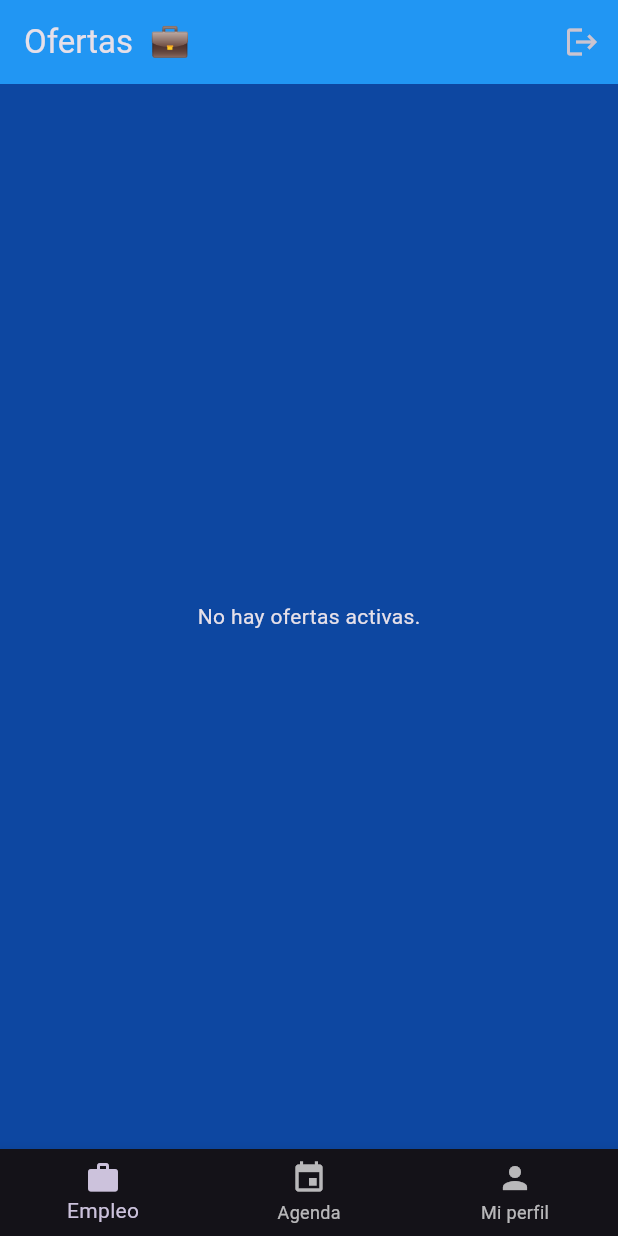
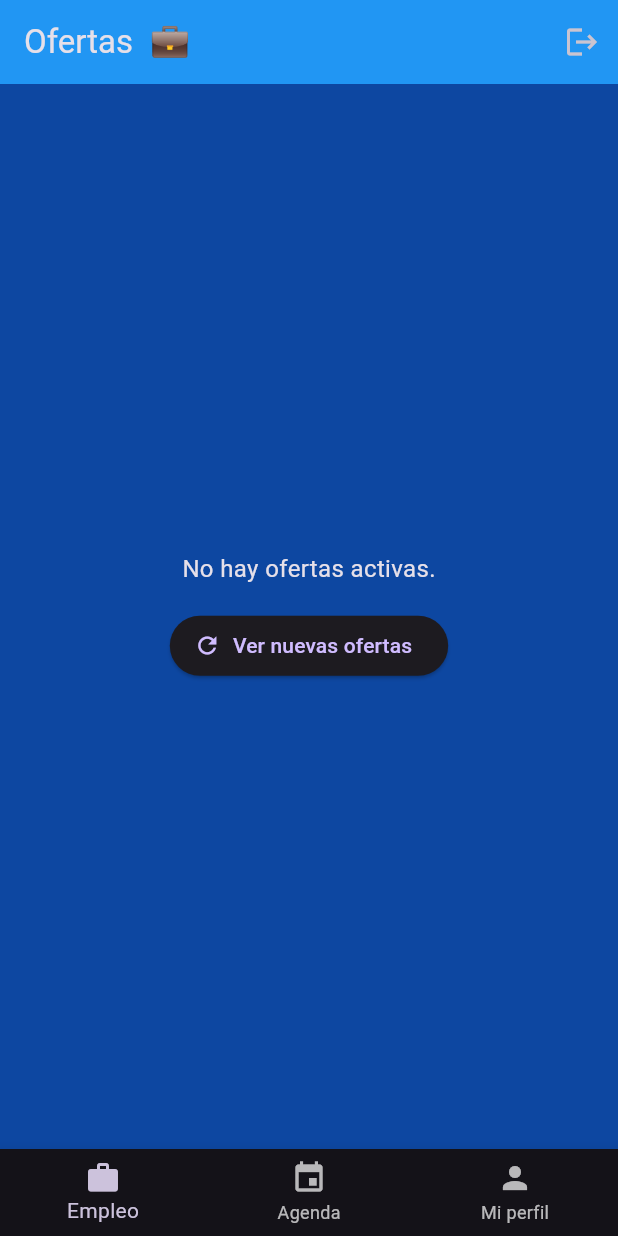
Before and after one commit to jordi-user/appbolsaempleo, a Flutter app: the PantallaPrincipal screen opened directly with empty values, on a phone screen of 412 x 824 dp. Run offline on Flutter 3.47's test engine with Material 3 defaults, Android fonts, the phone set to English and light mode, and no system bars; our stand-ins replace cloud_firestore, firebase_auth, firebase_core; accounts and stored records are empty.

Commit message:
actualizar ofertas de empleo

```diff
--- a/lib/main.dart
+++ b/lib/main.dart
@@ -282,16 +282,40 @@ class PantallaPrincipal extends StatefulWidget {
 
 class _PantallaPrincipalState extends State<PantallaPrincipal> {
   int _indiceActual = 0; // 0 = Ofertas, 1 = Agenda, 2 = Perfil
+  String _cicloActual = '';
 
   late StreamSubscription<QuerySnapshot> _eventosSub;
   late StreamSubscription<QuerySnapshot> _ofertasSub;
+  late StreamSubscription<DocumentSnapshot> _usuarioSub;
   bool _primerEvento = true;
   bool _primerOferta = true;
 
   @override
   void initState() {
     super.initState();
+    _cicloActual = widget.cicloAlumno;
     _suscribirNotificaciones();
+    _suscribirCambioGrado();
+  }
+
+  void _suscribirCambioGrado() {
+    final user = FirebaseAuth.instance.currentUser;
+    if (user != null) {
+      _usuarioSub = FirebaseFirestore.instance
+          .collection('usuarios')
+          .doc(user.uid)
+          .snapshots()
+          .listen((snapshot) {
+            if (snapshot.exists && snapshot.data() != null) {
+              final nuevoCiclo = snapshot.data()!['ciclo'] as String?;
+              if (nuevoCiclo != null && nuevoCiclo != _cicloActual) {
+                setState(() {
+                  _cicloActual = nuevoCiclo;
+                });
+              }
+            }
+          });
+    }
   }
 
   void _suscribirNotificaciones() {
@@ -339,22 +363,23 @@ class _PantallaPrincipalState extends State<PantallaPrincipal> {
   void dispose() {
     _eventosSub.cancel();
     _ofertasSub.cancel();
+    _usuarioSub.cancel();
     super.dispose();
   }
 
   @override
   Widget build(BuildContext context) {
     final List<Widget> pantallas = [
-      ListaOfertasTab(cicloAlumno: widget.cicloAlumno),
+      ListaOfertasTab(cicloAlumno: _cicloActual),
       const ListaEventosTab(),
-      PerfilTab(cicloAlumno: widget.cicloAlumno),
+      PerfilTab(cicloAlumno: _cicloActual),
     ];
 
     return Scaffold(
       appBar: AppBar(
         title: Text(
           _indiceActual == 0
-              ? 'Ofertas ${widget.cicloAlumno} 💼'
+              ? 'Ofertas $_cicloActual 💼'
               : _indiceActual == 1
               ? 'Agenda Eventos 📅'
               : 'Mi perfil',
@@ -533,25 +558,65 @@ class _PerfilTabState extends State<PerfilTab> {
 // ==========================================
 // 4. PESTAÑA OFERTAS (Antigua ListaOfertasScreen)
 // ==========================================
-class ListaOfertasTab extends StatelessWidget {
+class ListaOfertasTab extends StatefulWidget {
   final String cicloAlumno;
   const ListaOfertasTab({super.key, required this.cicloAlumno});
 
   @override
+  State<ListaOfertasTab> createState() => _ListaOfertasTabState();
+}
+
+class _ListaOfertasTabState extends State<ListaOfertasTab> {
+  late Stream<QuerySnapshot> _ofertasStream;
+
+  @override
+  void initState() {
+    super.initState();
+    _actualizarStream();
+  }
+
+  void _actualizarStream() {
+    _ofertasStream = FirebaseFirestore.instance
+        .collection('ofertas')
+        .where('target_ciclos', arrayContains: widget.cicloAlumno)
+        .where('activa', isEqualTo: true)
+        .snapshots();
+  }
+
+  @override
   Widget build(BuildContext context) {
     return StreamBuilder(
-      stream: FirebaseFirestore.instance
-          .collection('ofertas')
-          .where('target_ciclos', arrayContains: cicloAlumno)
-          .where('activa', isEqualTo: true)
-          .snapshots(),
+      stream: _ofertasStream,
       builder: (context, AsyncSnapshot<QuerySnapshot> snapshot) {
         if (!snapshot.hasData)
           return const Center(child: CircularProgressIndicator());
         if (snapshot.data!.docs.isEmpty)
-          return const Center(child: Text("No hay ofertas activas."));
+          return Center(
+            child: Column(
+              mainAxisAlignment: MainAxisAlignment.center,
+              children: [
+                const Text("No hay ofertas activas.", style: TextStyle(fontSize: 16)),
+                const SizedBox(height: 16),
+                ElevatedButton.icon(
+                  icon: const Icon(Icons.refresh),
+                  label: const Text("Ver nuevas ofertas"),
+                  onPressed: () {
+                    setState(() {
+                      _actualizarStream();
+                    });
+                  },
+                ),
+              ],
+            ),
+          );
 
-        return ListView(
+        return RefreshIndicator(
+          onRefresh: () async {
+            setState(() {
+              _actualizarStream();
+            });
+          },
+          child: ListView(
             children: snapshot.data!.docs.map((doc) {
               var data = doc.data() as Map<String, dynamic>;
               return Card(
@@ -576,6 +641,7 @@ class ListaOfertasTab extends StatelessWidget {
                 ),
               );
             }).toList(),
+          ),
         );
       },
     );
```
Lines whose indentation alone changed are shown as unchanged.
